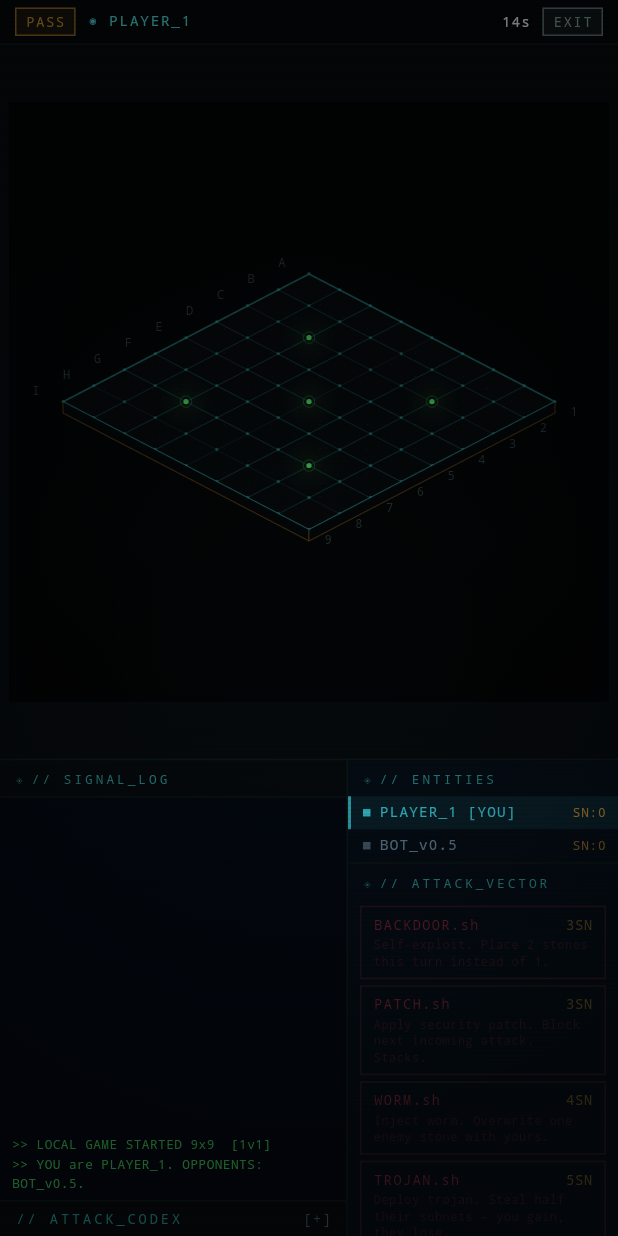
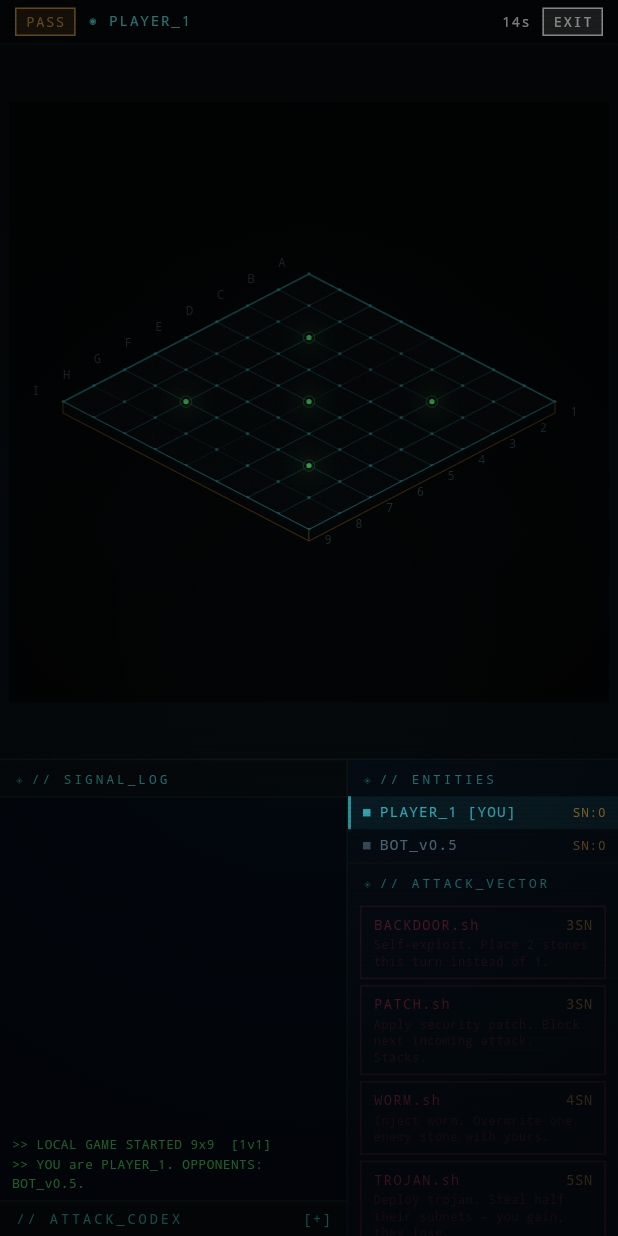
Before and after one commit to Jasssbo/GoHackMe, a Flutter app: the LocalGameScreen screen opened by its route, on a phone screen of 412 x 824 dp. Run offline on Flutter 3.47's test engine with Material 3 defaults, Android fonts, the phone set to English and light mode, and no system bars; our stand-ins replace flutter_riverpod, go_router, google_fonts, shared_preferences; accounts and stored records are empty; network calls fail.

Commit message:
feat: update UI scaling logic and improve connection handling; enhance button styles and error messaging

```diff
--- a/app/lib/core/theme/ui_scale.dart
+++ b/app/lib/core/theme/ui_scale.dart
@@ -17,9 +17,11 @@ class UiScale extends InheritedWidget {
 
   final double scale;
 
-  // Baseline shortest-side in logical pixels: all typical phones are at or
-  // below this, so scale stays at 1.0 on mobile and grows on large screens.
-  static const _kBaselineSide = 720.0;
+  // Baseline shortest-side in logical pixels: phones are at or below this,
+  // so scale stays at 1.0 on mobile and grows on larger screens.
+  // 480 keeps all phones (≤ 480 px short side) at 1.0 while giving a
+  // 720 p desktop window a 1.5× scale and a 1080 p window the 1.8× cap.
+  static const _kBaselineSide = 480.0;
 
   /// Returns the active UI scale factor (falls back to 1.0 if not in tree).
   static double of(BuildContext context) =>
--- a/app/lib/features/board/screens/lan_game_screen.dart
+++ b/app/lib/features/board/screens/lan_game_screen.dart
@@ -399,12 +399,12 @@ class _WaitingPanel extends StatelessWidget {
               child: OutlinedButton(
                 onPressed: onBack,
                 style: OutlinedButton.styleFrom(
-                  foregroundColor: CyberpunkColors.textDim,
+                  foregroundColor: Colors.white,
                   side: BorderSide(
-                    color: CyberpunkColors.textDim.withValues(alpha: 0.4),
+                    color: Colors.white.withValues(alpha: 0.45),
                   ),
                 ),
-                child: const Text('ABORT'),
+                child: const Text('< BACK'),
               ),
             ),
           ],
--- a/app/lib/features/board/screens/lan_join_screen.dart
+++ b/app/lib/features/board/screens/lan_join_screen.dart
@@ -69,7 +69,7 @@ class _LanJoinScreenState extends ConsumerState<LanJoinScreen> {
                       child: const Text(
                         '< BACK',
                         style: TextStyle(
-                          color: CyberpunkColors.cyanDim,
+                          color: Colors.white,
                           fontSize: 10,
                           letterSpacing: 2,
                           fontFamily: 'monospace',
--- a/app/lib/features/board/widgets/game_layout.dart
+++ b/app/lib/features/board/widgets/game_layout.dart
@@ -205,15 +205,15 @@ class _GameLayoutState extends State<GameLayout> {
   @override
   Widget build(BuildContext context) {
     final isMyTurn = widget.state.currentPlayerId == widget.localPlayerId;
-    // Show attacks whenever it's my turn – player decides attack before placing.
     final inAttack = isMyTurn && widget.state.phase == GamePhase.attack;
     final isPicking = _pendingPositionAttack != null;
+    final size = MediaQuery.sizeOf(context);
+    final isLandscape = size.width > size.height * 1.2;
 
     return SafeArea(
       child: Column(
         crossAxisAlignment: CrossAxisAlignment.stretch,
         children: [
-          // ── Status strip ────────────────────────────────────────
           GameStatusStrip(
             state: widget.state,
             localPlayerId: widget.localPlayerId,
@@ -221,8 +221,19 @@ class _GameLayoutState extends State<GameLayout> {
             onExit: widget.onExit,
             turnSecondsLeft: _turnSecondsLeft,
           ),
+          Expanded(
+            child: isLandscape
+                ? _buildLandscapeBody(isMyTurn, inAttack, isPicking)
+                : _buildPortraitBody(isMyTurn, inAttack, isPicking),
+          ),
+        ],
+      ),
+    );
+  }
 
-          // ── Position-pick hint banner ────────────────────────
+  List<Widget> _buildBanners(bool isMyTurn) {
+    final isPicking = _pendingPositionAttack != null;
+    return [
       if (isPicking)
         Container(
           padding: const EdgeInsets.symmetric(horizontal: 10, vertical: 4),
@@ -252,20 +263,18 @@ class _GameLayoutState extends State<GameLayout> {
                 child: Text(
                   '[ABORT]',
                   style: TextStyle(
-                        color: CyberpunkColors.textSecondary.withValues(alpha: 0.80),
+                    color: CyberpunkColors.error,
                     fontSize: 9,
                     letterSpacing: 1,
                     fontFamily: 'monospace',
+                    fontWeight: FontWeight.bold,
                   ),
                 ),
               ),
             ],
           ),
         ),
-
-          // ── Backdoor hint banner ──────────────────────────────
-          if (widget.state.phase == GamePhase.hijackedVictimPlacement &&
-              isMyTurn)
+      if (widget.state.phase == GamePhase.hijackedVictimPlacement && isMyTurn)
         Container(
           padding: const EdgeInsets.symmetric(horizontal: 10, vertical: 4),
           decoration: BoxDecoration(
@@ -287,8 +296,6 @@ class _GameLayoutState extends State<GameLayout> {
             ),
           ),
         ),
-
-          // ── Timebomb countdown banner ─────────────────────────
       if (_isUnderTimebomb)
         Container(
           padding: const EdgeInsets.symmetric(horizontal: 10, vertical: 4),
@@ -325,11 +332,11 @@ class _GameLayoutState extends State<GameLayout> {
             ],
           ),
         ),
+    ];
+  }
 
-          // ── Board (top, ~60% of remaining space) ─────────────
-          Expanded(
-            flex: 3,
-            child: Center(
+  Widget _buildBoardWidget(bool isMyTurn) {
+    return Center(
       child: AspectRatio(
         aspectRatio: 1,
         child: Padding(
@@ -349,20 +356,11 @@ class _GameLayoutState extends State<GameLayout> {
           ),
         ),
       ),
-            ),
-          ),
+    );
+  }
 
-          const PanelDivider(),
-
-          // ── Bottom half: terminal (left) | attacks/status (right) ──
-          Expanded(
-            flex: 2,
-            child: Row(
-              crossAxisAlignment: CrossAxisAlignment.stretch,
-              children: [
-                // Terminal log + attack codex
-                Expanded(
-                  child: Column(
+  Widget _buildTerminalPanel() {
+    return Column(
       crossAxisAlignment: CrossAxisAlignment.stretch,
       children: [
         const PanelHeader('// SIGNAL_LOG'),
@@ -375,11 +373,23 @@ class _GameLayoutState extends State<GameLayout> {
         const PanelDivider(),
         const AttackCodex(),
       ],
-                  ),
-                ),
-                // Vertical separator
+    );
+  }
+
+  Widget _buildPortraitBody(bool isMyTurn, bool inAttack, bool isPicking) {
+    return Column(
+      crossAxisAlignment: CrossAxisAlignment.stretch,
+      children: [
+        ..._buildBanners(isMyTurn),
+        Expanded(flex: 3, child: _buildBoardWidget(isMyTurn)),
+        const PanelDivider(),
+        Expanded(
+          flex: 2,
+          child: Row(
+            crossAxisAlignment: CrossAxisAlignment.stretch,
+            children: [
+              Expanded(child: _buildTerminalPanel()),
               Container(width: 1, color: const Color(0xFF0C1814)),
-                // Attacks / status + player list
               GameSidePanel(
                 state: widget.state,
                 localPlayerId: widget.localPlayerId,
@@ -391,7 +401,49 @@ class _GameLayoutState extends State<GameLayout> {
           ),
         ),
       ],
+    );
+  }
+
+  Widget _buildLandscapeBody(bool isMyTurn, bool inAttack, bool isPicking) {
+    return Row(
+      crossAxisAlignment: CrossAxisAlignment.stretch,
+      children: [
+        Expanded(
+          flex: 3,
+          child: Column(
+            crossAxisAlignment: CrossAxisAlignment.stretch,
+            children: [
+              ..._buildBanners(isMyTurn),
+              Expanded(child: _buildBoardWidget(isMyTurn)),
+            ],
           ),
+        ),
+        Container(width: 1, color: const Color(0xFF0C1814)),
+        Expanded(
+          flex: 2,
+          child: Column(
+            crossAxisAlignment: CrossAxisAlignment.stretch,
+            children: [
+              Expanded(
+                flex: 3,
+                child: GameSidePanel(
+                  state: widget.state,
+                  localPlayerId: widget.localPlayerId,
+                  inAttack: inAttack && !isPicking,
+                  onAttack: widget.onAttack,
+                  onPickPosition: _onPickPosition,
+                  fillWidth: true,
+                ),
+              ),
+              const PanelDivider(),
+              Expanded(
+                flex: 2,
+                child: _buildTerminalPanel(),
+              ),
+            ],
+          ),
+        ),
+      ],
     );
   }
 }
@@ -472,7 +524,7 @@ class GameStatusStrip extends StatelessWidget {
           if (onExit != null)
             _StripButton(
               label: 'EXIT',
-              color: CyberpunkColors.textSecondary,
+              color: Colors.white,
               onTap: onExit!,
             ),
         ],
@@ -524,8 +576,8 @@ class _StripButton extends StatelessWidget {
       child: Container(
         padding: const EdgeInsets.symmetric(horizontal: 6, vertical: 2),
         decoration: BoxDecoration(
-          border: Border.all(color: color.withValues(alpha: 0.70), width: 1),
-          color: color.withValues(alpha: 0.10),
+          border: Border.all(color: color, width: 1),
+          color: color.withValues(alpha: 0.18),
         ),
         child: Text(
           label,
@@ -549,6 +601,9 @@ class GameSidePanel extends StatelessWidget {
   final bool inAttack;
   final void Function(AttackAction) onAttack;
   final void Function(AttackAction partial) onPickPosition;
+  /// When true the panel expands to fill its parent's width instead of using
+  /// the default fixed [context.s(180)] — used in the landscape layout.
+  final bool fillWidth;
 
   const GameSidePanel({
     super.key,
@@ -557,12 +612,13 @@ class GameSidePanel extends StatelessWidget {
     required this.inAttack,
     required this.onAttack,
     required this.onPickPosition,
+    this.fillWidth = false,
   });
 
   @override
   Widget build(BuildContext context) {
     return Container(
-      width: context.s(180),
+      width: fillWidth ? null : context.s(180),
       decoration: const BoxDecoration(
         color: Color(0xFF050D15),
       ),
@@ -792,10 +848,11 @@ class _AttackCodexState extends State<AttackCodex> {
                               child: Text(
                                 '[X]',
                                 style: TextStyle(
-                                  color: CyberpunkColors.textDim,
+                                  color: CyberpunkColors.error,
                                   fontSize: 14,
                                   letterSpacing: 1,
                                   fontFamily: 'monospace',
+                                  fontWeight: FontWeight.bold,
                                 ),
                               ),
                             ),
@@ -898,7 +955,7 @@ class _AttackCodexState extends State<AttackCodex> {
             const Text(
               '[+]',
               style: TextStyle(
-                color: CyberpunkColors.textDim,
+                color: CyberpunkColors.cyanDim,
                 fontSize: 9,
                 letterSpacing: 1,
                 fontFamily: 'monospace',
@@ -1228,13 +1285,14 @@ class AsciiTargetDialog extends StatelessWidget {
             const SizedBox(height: 8),
             InkWell(
               onTap: () => Navigator.pop(context),
-              child: Text(
+              child: const Text(
                 '  [X]  ABORT',
                 style: TextStyle(
-                  color: CyberpunkColors.textSecondary.withValues(alpha: 0.75),
+                  color: Colors.white,
                   fontSize: 9,
                   letterSpacing: 1.2,
                   fontFamily: 'monospace',
+                  fontWeight: FontWeight.bold,
                 ),
               ),
             ),
@@ -1276,8 +1334,8 @@ class GameTerminalLog extends StatelessWidget {
               final text = afterPrefix.substring(sepIdx + 1);
               final timestamp =
                   contentIdx >= 0 ? line.substring(0, contentIdx + 1) : '';
-              return RichText(
-                text: TextSpan(
+              return Text.rich(
+                TextSpan(
                   style: const TextStyle(
                     fontSize: 8.5,
                     fontFamily: 'monospace',
--- a/app/lib/features/lobby/screens/lobby_screen.dart
+++ b/app/lib/features/lobby/screens/lobby_screen.dart
@@ -420,7 +420,7 @@ class _DialogShell extends StatelessWidget {
                             child: Text(
                               '[X]',
                               style: TextStyle(
-                                color: CyberpunkColors.textDim.withValues(alpha: 0.55),
+                                color: Colors.white,
                                 fontSize: 10,
                                 fontFamily: 'monospace',
                               ),
```
Also changed, not shown: app/lib/features/board/providers/wired_game_provider.dart (+27 -9 lines), app/lib/features/board/screens/wired_game_screen.dart (+48 -6 lines), app/lib/services/wired_server_service.dart (+9 -1 lines). Lines whose indentation alone changed are shown as unchanged.
